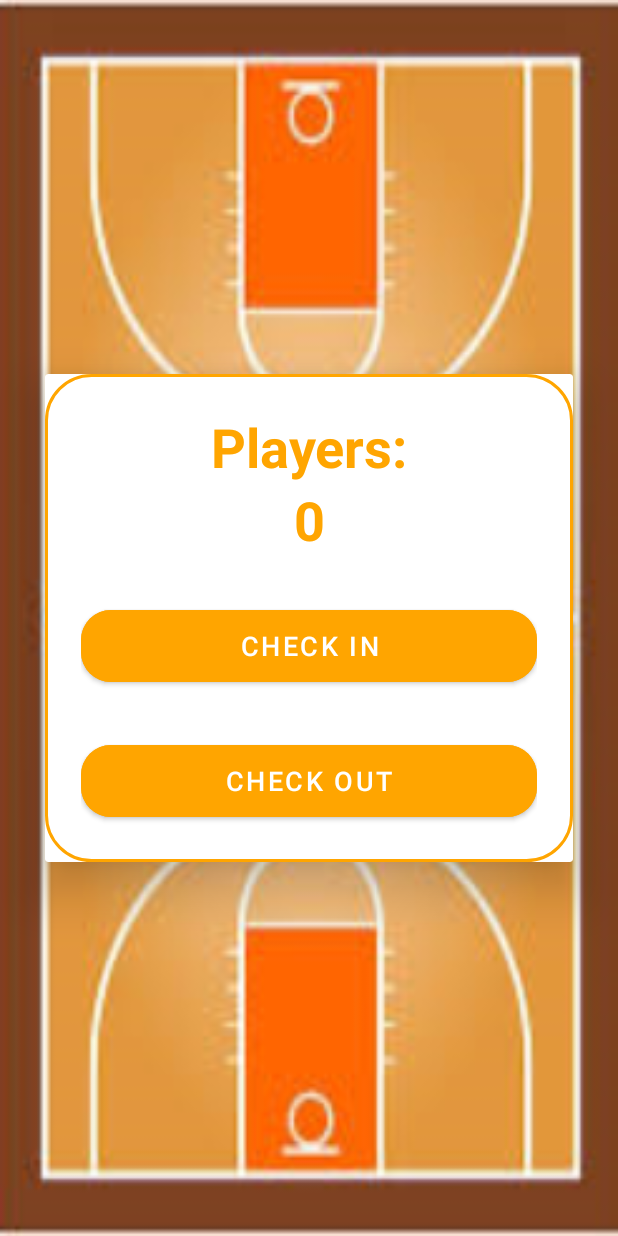
After one commit to lmccabe267/WhereTheHoopsAt, an Android app: the layout player_count.xml on its own in the app's theme, with its tools: preview values and no code run, on a phone screen of 412 x 824 dp. The commit adds this screen. Run offline under Robolectric (Android 15) with nearby library versions, the phone set to English and light mode, and no system bars.

Commit message:
added checkin screen

```diff
--- /dev/null
+++ b/app/src/main/res/layout/player_count.xml
@@ -0,0 +1,68 @@
+<?xml version="1.0" encoding="utf-8"?>
+<LinearLayout
+    xmlns:android="http://schemas.android.com/apk/res/android"
+    xmlns:app="http://schemas.android.com/apk/res-auto"
+    xmlns:tools="http://schemas.android.com/tools"
+    android:layout_width="match_parent"
+    android:layout_height="match_parent"
+    android:orientation="vertical"
+    android:gravity="center"
+    android:background="@drawable/court"
+    tools:context=".Dashboard">
+
+
+    <androidx.cardview.widget.CardView
+        android:layout_width="match_parent"
+        android:layout_height="wrap_content"
+        android:layout_margin="30dp"
+        app:cardElevation="20dp">
+
+        <LinearLayout
+            android:layout_width="match_parent"
+            android:layout_height="wrap_content"
+            android:layout_gravity="center_horizontal"
+            android:background="@drawable/custom_edittext"
+            android:orientation="vertical"
+            android:padding="24dp">
+            <TextView
+                android:layout_width="match_parent"
+                android:layout_height="wrap_content"
+                android:text="@string/PlayerCount_text"
+                android:id="@+id/players_text"
+                android:textSize="36sp"
+                android:textAlignment="center"
+                android:textStyle="bold"
+                android:textColor="@color/orange"/>
+
+            <TextView
+                android:id="@+id/counter_text"
+                android:layout_width="match_parent"
+                android:layout_height="wrap_content"
+                android:text="0"
+                android:textAlignment="center"
+                android:textColor="@color/orange"
+                android:textSize="36sp"
+                android:textStyle="bold" />
+
+            <Button
+                android:layout_width="match_parent"
+                android:layout_height="60dp"
+                android:text="@string/checkin_text"
+                android:id="@+id/checkOutButton"
+                android:textSize="18sp"
+                android:layout_marginTop="30dp"
+                android:backgroundTint="@color/orange"
+                app:cornerRadius = "20dp"/>
+            <Button
+                android:layout_width="match_parent"
+                android:layout_height="60dp"
+                android:text="@string/checkout_text"
+                android:id="@+id/checkInButton"
+                android:textSize="18sp"
+                android:layout_marginTop="30dp"
+                android:backgroundTint="@color/orange"
+                app:cornerRadius = "20dp"/>
+        </LinearLayout>
+
+    </androidx.cardview.widget.CardView>
+</LinearLayout>
--- a/app/src/main/res/values/strings.xml
+++ b/app/src/main/res/values/strings.xml
@@ -1,6 +1,9 @@
 <resources>
     <string name="app_name">Where The Hoops At</string>
     <string name="login_text">Login</string>
+    <string name="checkin_text">Check In</string>
+    <string name="checkout_text">Check Out</string>
     <string name="username_text">Username</string>
     <string name="password_text">Password</string>
+    <string name="PlayerCount_text">Players:</string>
 </resources>
```
Also changed, not shown: 2 other files.
